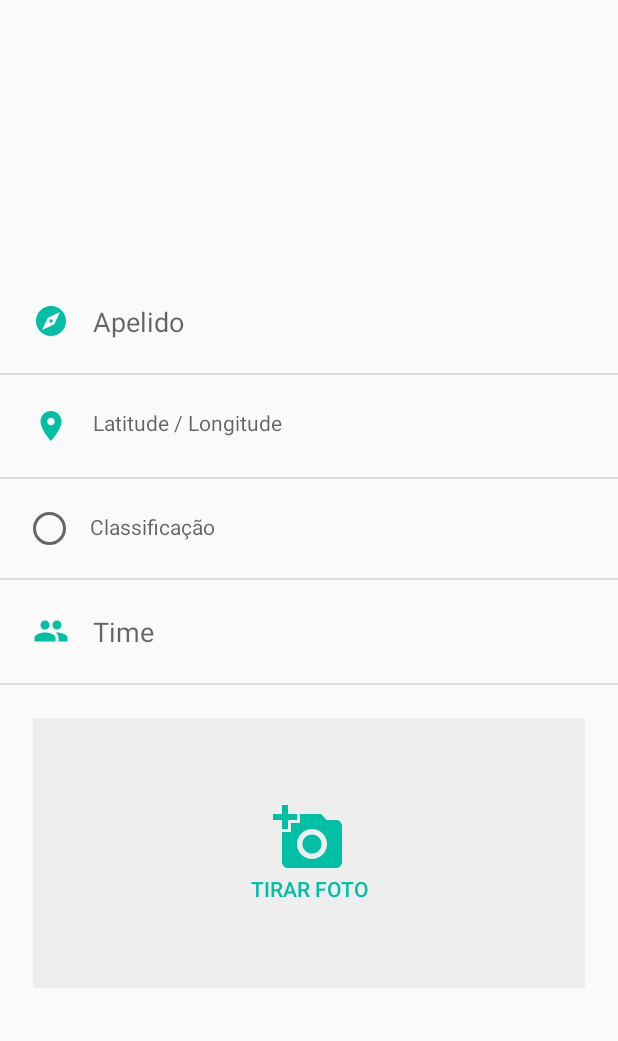
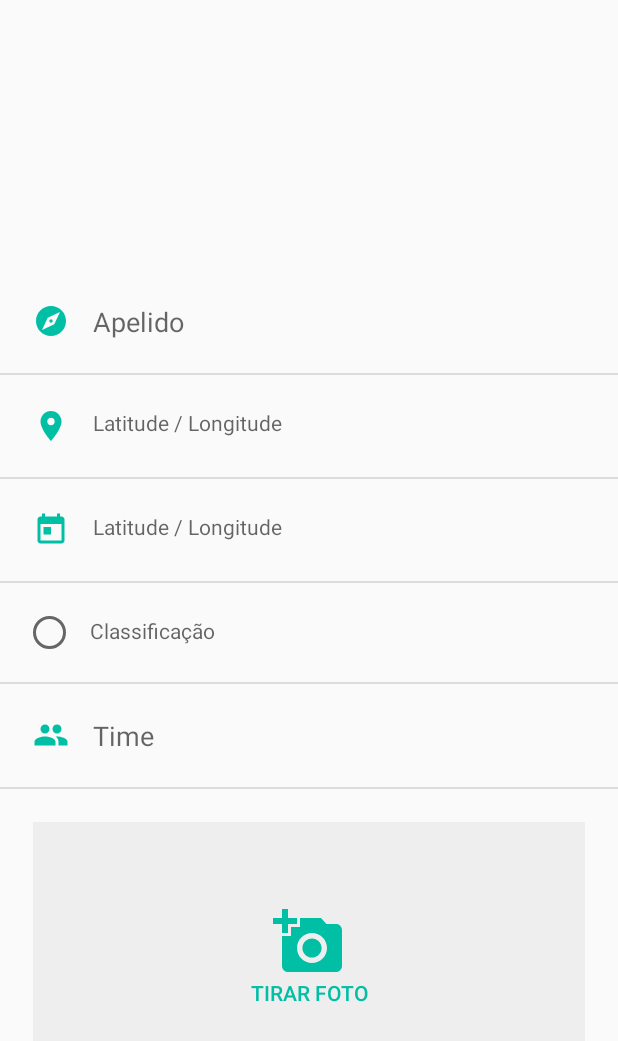
Before and after one commit to ecostage/mobilecollect, an Android app: the layout activity_collect.xml on its own in the app's theme, with its tools: preview values and no code run, on a phone screen of 412 x 824 dp. Shown: the top 1041 px of the screen. Run offline under Robolectric (Android 15) with nearby library versions, the light colour scheme and no system bars.

Commit message:
Add collect date to collect activity

```diff
--- a/app/src/main/java/br/com/ecostage/mobilecollect/ui/collect/CollectActivity.kt
+++ b/app/src/main/java/br/com/ecostage/mobilecollect/ui/collect/CollectActivity.kt
@@ -29,6 +29,8 @@ import org.jetbrains.anko.intentFor
 import org.jetbrains.anko.longToast
 import java.io.File
 import java.text.DecimalFormat
+import java.text.SimpleDateFormat
+import java.util.*
 
 
 class CollectActivity : BaseActivity(), CollectView {
@@ -74,6 +76,8 @@ class CollectActivity : BaseActivity(), CollectView {
             val compressedMapSnapshot = intent.getByteArrayExtra(COMPRESSED_MAP_SNAPSHOT)
 
             collectLatLng.text = resources.getString(R.string.collect_lat_lng_text, latitude(), longitude())
+            val now = Calendar.getInstance().time
+            collectDate.text = dateFormatted(now)
             collectMapSnapshotImage.setImageBitmap(collectPresenter.decompressMapSnapshot(compressedMapSnapshot))
 
             collectClassification.setOnClickListener {
@@ -85,6 +89,8 @@ class CollectActivity : BaseActivity(), CollectView {
             }
         }
     }
+
+    private fun dateFormatted(now: Date?): String = SimpleDateFormat("dd/MM/yyyy HH:mm:ss").format(now)
 
     override fun onCreateOptionsMenu(menu: Menu?): Boolean {
         menuInflater.inflate(R.menu.menu_collect, menu)
@@ -235,6 +241,8 @@ class CollectActivity : BaseActivity(), CollectView {
         collectName.isEnabled = false
         collectName.setText(collectViewModel.name, TextView.BufferType.EDITABLE)
 
+        collectDate.text = dateFormatted(collectViewModel.date)
+
         collectLatLng.text = resources.getString(R.string.collect_lat_lng_text,
                 doubleFormatted(collectViewModel.latitude), doubleFormatted(collectViewModel.longitude))
 
--- /dev/null
+++ b/app/src/main/res/drawable/ic_today_color_accent_24dp.xml
@@ -0,0 +1,9 @@
+<vector xmlns:android="http://schemas.android.com/apk/res/android"
+        android:width="24dp"
+        android:height="24dp"
+        android:viewportWidth="24.0"
+        android:viewportHeight="24.0">
+    <path
+        android:fillColor="@color/colorAccent"
+        android:pathData="M19,3h-1L18,1h-2v2L8,3L8,1L6,1v2L5,3c-1.11,0 -1.99,0.9 -1.99,2L3,19c0,1.1 0.89,2 2,2h14c1.1,0 2,-0.9 2,-2L21,5c0,-1.1 -0.9,-2 -2,-2zM19,19L5,19L5,8h14v11zM7,10h5v5L7,15z"/>
+</vector>
--- a/app/src/main/res/layout/activity_collect.xml
+++ b/app/src/main/res/layout/activity_collect.xml
@@ -67,6 +67,16 @@
                 <View style="@style/Divider" />
 
                 <TextView
+                    android:id="@+id/collectDate"
+                    style="@style/CollectLine"
+                    android:layout_width="match_parent"
+                    android:layout_height="wrap_content"
+                    android:drawableStart="@drawable/ic_today_color_accent_24dp"
+                    android:hint="@string/collect_lat_lng_hint" />
+
+                <View style="@style/Divider" />
+
+                <TextView
                     android:id="@+id/collectClassification"
                     style="@style/CollectLine"
                     android:layout_width="match_parent"
```
